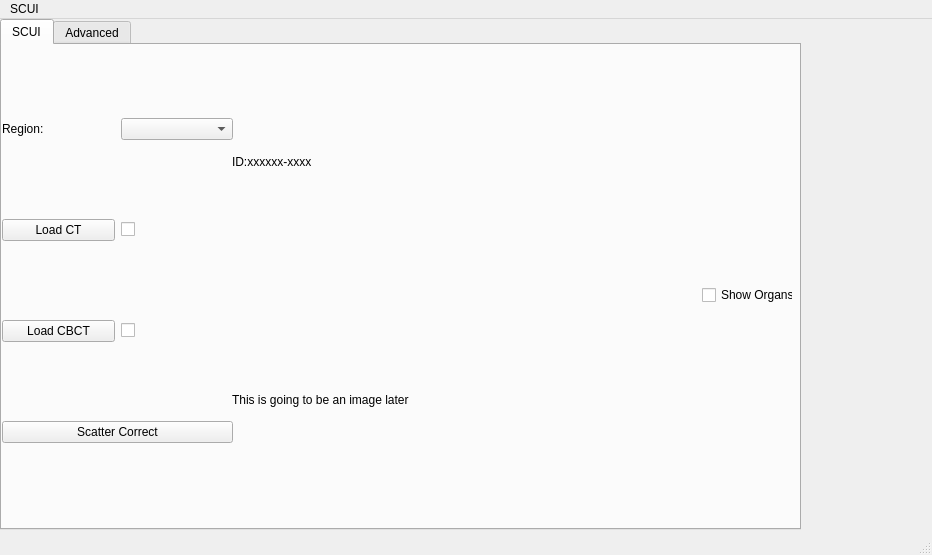
Qt form BachelorProjekt/mainwindow.ui (ChristianThingKnudsen/BachelorProject) before a commit.
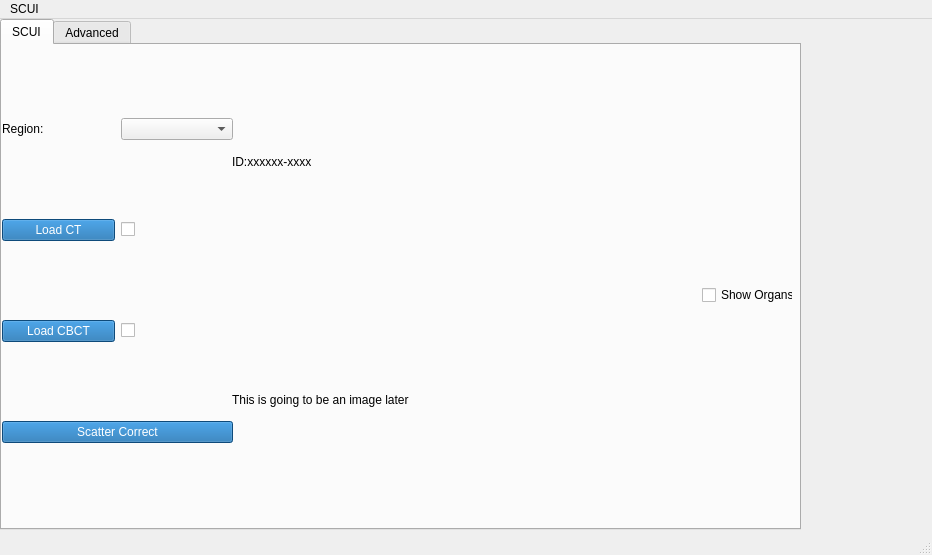
The same form after that commit.

The edit to the form file:
```diff
--- a/BachelorProjekt/mainwindow.ui
+++ b/BachelorProjekt/mainwindow.ui
@@ -13,6 +13,11 @@
   <property name="windowTitle">
    <string>MainWindow</string>
   </property>
+  <property name="styleSheet">
+   <string notr="true">MainWindow{
+	background-color: #005194
+}</string>
+  </property>
   <widget class="QWidget" name="centralwidget">
    <widget class="QTabWidget" name="tabWidget">
     <property name="geometry">
@@ -23,6 +28,11 @@
       <height>511</height>
      </rect>
     </property>
+    <property name="styleSheet">
+     <string notr="true">tabWidget{
+	background-color: #005194
+}</string>
+    </property>
     <property name="currentIndex">
      <number>0</number>
     </property>
@@ -58,6 +68,15 @@
         <layout class="QHBoxLayout" name="horizontalLayoutLoadCT">
          <item>
           <widget class="QPushButton" name="btnLoadCT">
+           <property name="styleSheet">
+            <string notr="true">QPushButton{
+	background-color: #1367AB;
+	color: #ffffff;
+}
+QPushButton:pressed{
+	background-color: #E4A115
+}</string>
+           </property>
            <property name="text">
             <string>Load CT</string>
            </property>
@@ -82,6 +101,15 @@
         <layout class="QHBoxLayout" name="horizontalLayoutLoadCBCT">
          <item>
           <widget class="QPushButton" name="btnLoadCBCT">
+           <property name="styleSheet">
+            <string notr="true">QPushButton{
+	background-color: #1367AB;
+	color: #ffffff;
+}
+QPushButton:pressed{
+	background-color: #E4A115
+}</string>
+           </property>
            <property name="text">
             <string>Load CBCT</string>
            </property>
@@ -100,6 +128,15 @@
         <layout class="QHBoxLayout" name="horizontalLayoutSC">
          <item>
           <widget class="QPushButton" name="btnScatterCorrect">
+           <property name="styleSheet">
+            <string notr="true">QPushButton{
+	background-color: #1367AB;
+	color: #ffffff;
+}
+QPushButton:pressed{
+	background-color: #E4A115
+}</string>
+           </property>
            <property name="text">
             <string>Scatter Correct</string>
            </property>
```
Left out of the diff: 10 changed lines with no effect on the pictures.
